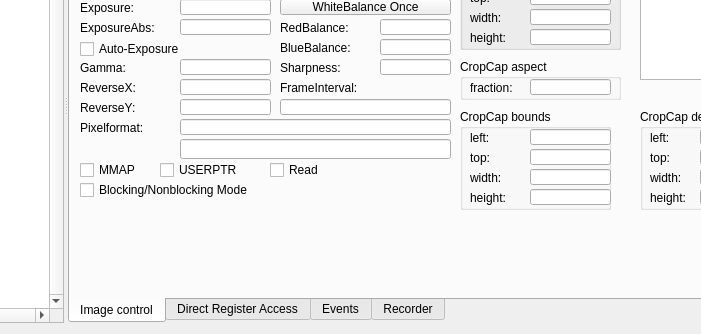
Qt form Source/res/v4l2test.ui (alliedvision/V4L2Viewer) before a commit; both pictures show x 370 to 1071 and y 486 to 820 of the 1224 by 820 pixel window.
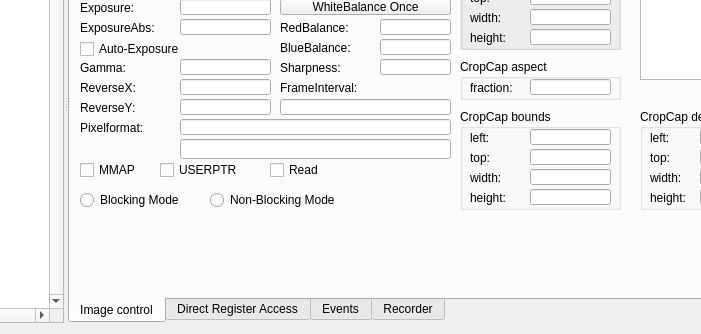
The same form after that commit. Icons and pictures are not drawn.

Commit message: -Fixed behavior for blocking/non-blocking mode -Introduced radio buttons for blocking/non-blocking mode

```diff
--- a/Source/res/v4l2test.ui
+++ b/Source/res/v4l2test.ui
@@ -725,22 +725,6 @@
            <bool>true</bool>
           </property>
          </widget>
-         <widget class="QCheckBox" name="m_chkBlockingMode">
-          <property name="enabled">
-           <bool>true</bool>
-          </property>
-          <property name="geometry">
-           <rect>
-            <x>10</x>
-            <y>290</y>
-            <width>271</width>
-            <height>22</height>
-           </rect>
-          </property>
-          <property name="text">
-           <string>Blocking/Nonblocking Mode</string>
-          </property>
-         </widget>
          <widget class="QCheckBox" name="m_chkUseMMAP">
           <property name="enabled">
            <bool>true</bool>
@@ -1175,7 +1159,7 @@
            <rect>
             <x>390</x>
             <y>220</y>
-            <width>151</width>
+            <width>161</width>
             <height>101</height>
            </rect>
           </property>
@@ -1504,6 +1488,32 @@
            <string>Read</string>
           </property>
          </widget>
+         <widget class="QRadioButton" name="m_radioBlocking">
+          <property name="geometry">
+           <rect>
+            <x>10</x>
+            <y>300</y>
+            <width>121</width>
+            <height>22</height>
+           </rect>
+          </property>
+          <property name="text">
+           <string>Blocking Mode</string>
+          </property>
+         </widget>
+         <widget class="QRadioButton" name="m_radioNonBlocking">
+          <property name="geometry">
+           <rect>
+            <x>140</x>
+            <y>300</y>
+            <width>151</width>
+            <height>22</height>
+           </rect>
+          </property>
+          <property name="text">
+           <string>Non-Blocking Mode</string>
+          </property>
+         </widget>
         </widget>
         <widget class="QWidget" name="m_DirectRegisterAccessTab">
          <attribute name="title">
```
Left out of the diff: 19 changed lines with no effect on the pictures. The commit also changes 3 other files.
